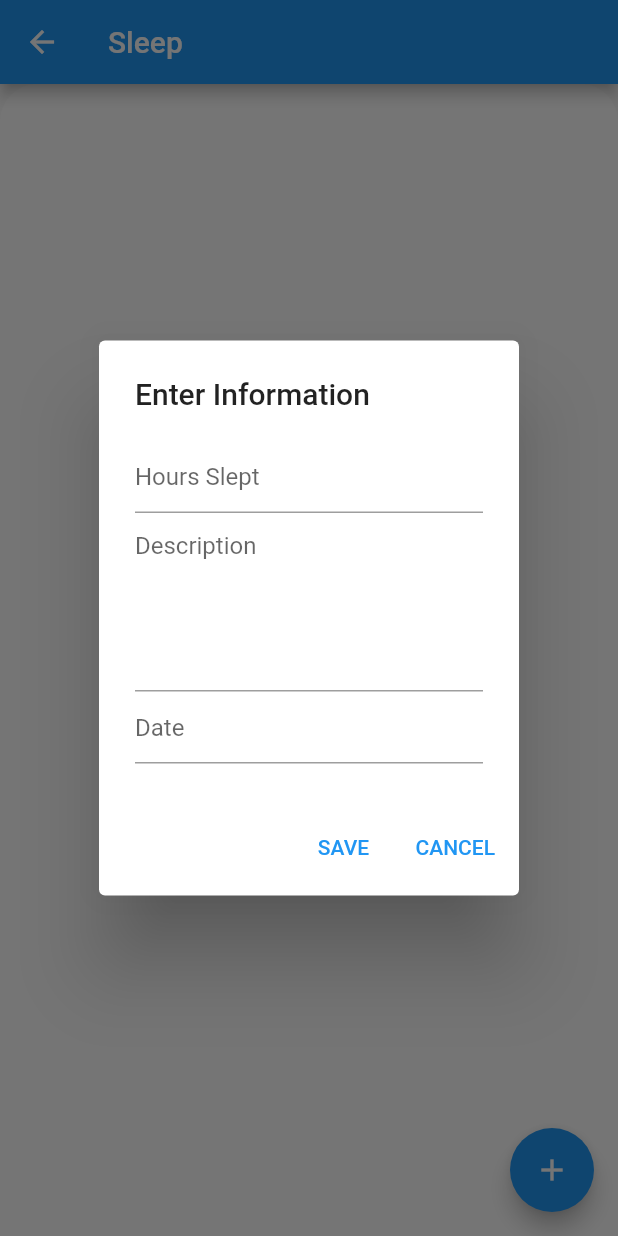
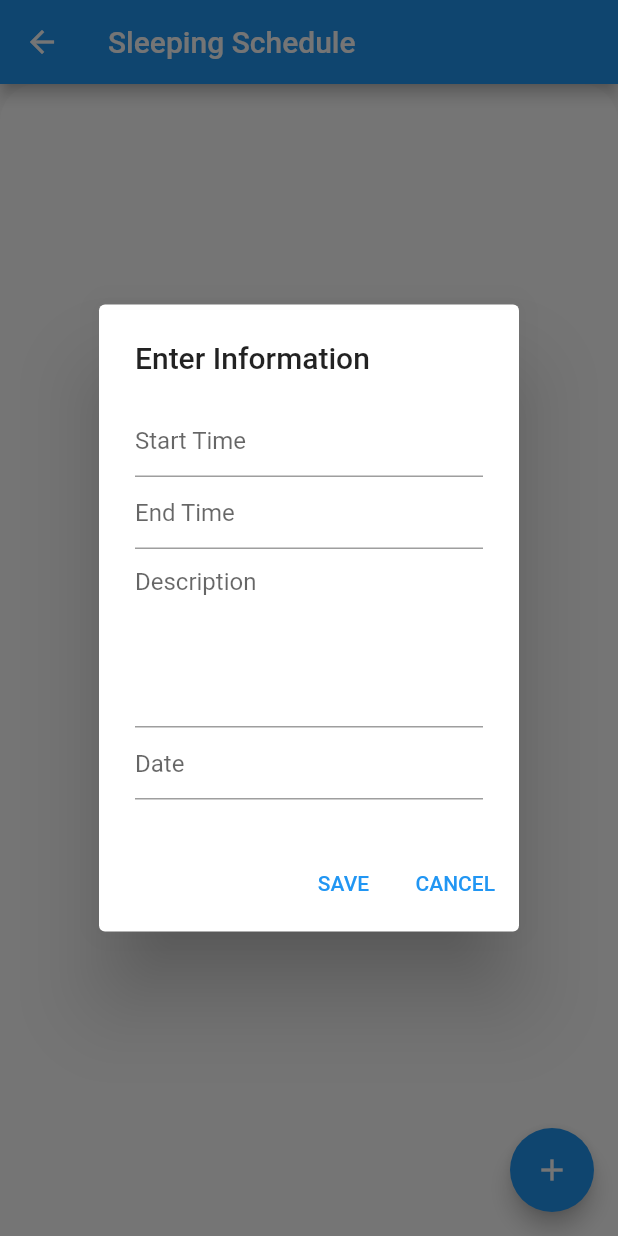
Before and after one commit to kwu6gsu/csc4360-group-project, a Flutter app: the SleepScreen screen opened directly, after a tap on the "add" icon, on a phone screen of 412 x 824 dp. Run offline on Flutter 3.47's test engine with Material 2 defaults, Android fonts, the light colour scheme and no system bars; our stand-ins replace cloud_firestore, firebase_auth, firebase_core, flutter_rating_bar, flutter_signin_button; accounts and stored records are empty.

```diff
--- a/lib/sleep.dart
+++ b/lib/sleep.dart
@@ -8,20 +8,23 @@ class SleepScreen extends StatefulWidget {
 }
 
 class _SleepScreenState extends State<SleepScreen> {
-  late String hoursText;
+  late String startText;
+  late String endText;
   late String descText;
-  TextEditingController _hoursController = TextEditingController();
+  TextEditingController _startController = TextEditingController();
+  TextEditingController _endController = TextEditingController();
   TextEditingController _descController = TextEditingController();
   TextEditingController _dateController = TextEditingController();
   FirebaseAuth firebaseAuth = FirebaseAuth.instance;
   final CollectionReference sleepCollection = FirebaseFirestore.instance
       .collection('users')
       .doc(FirebaseAuth.instance.currentUser!.uid)
-      .collection('sleep');
+      .collection('sleeping schedule');
 
   Future<void> saveSleep() {
     return sleepCollection.add({
-      'hours': hoursText,
+      'start_time': startText,
+      'end_time': endText,
       'description': descText,
       'date': _dateController.text,
       'submitted': DateTime.now()
@@ -37,14 +40,31 @@ class _SleepScreenState extends State<SleepScreen> {
             title: Text("Enter Information"),
             content: Column(
               children: [
-                TextField(
-                  decoration: InputDecoration(hintText: "Hours Slept"),
-                  onChanged: (value) {
-                    setState(() {
-                      hoursText = value;
-                    });
+                TextFormField(
+                  controller: _startController,
+                  decoration: InputDecoration(
+                    hintText: "Start Time",
+                  ),
+                  onTap: () async {
+                    FocusScope.of(context).requestFocus(new FocusNode());
+                    TimeOfDay start_time = (await showTimePicker(
+                        context: context, initialTime: TimeOfDay.now()))!;
+                    _startController.text = start_time.format(context);
+                    startText = _startController.text;
                   },
-                  controller: _hoursController,
+                ),
+                TextFormField(
+                  controller: _endController,
+                  decoration: InputDecoration(
+                    hintText: "End Time",
+                  ),
+                  onTap: () async {
+                    FocusScope.of(context).requestFocus(new FocusNode());
+                    TimeOfDay end_time = (await showTimePicker(
+                        context: context, initialTime: TimeOfDay.now()))!;
+                    _endController.text = end_time.format(context);
+                    endText = _endController.text;
+                  },
                 ),
                 TextField(
                   decoration: InputDecoration(hintText: "Description"),
@@ -83,7 +103,8 @@ class _SleepScreenState extends State<SleepScreen> {
                     Navigator.pop(context);
                   });
                   saveSleep();
-                  _hoursController.clear();
+                  _startController.clear();
+                  _endController.clear();
                   _descController.clear();
                   _dateController.clear();
                 },
@@ -93,7 +114,8 @@ class _SleepScreenState extends State<SleepScreen> {
                 onPressed: () {
                   setState(() {
                     Navigator.pop(context);
-                    _hoursController.clear();
+                    _startController.clear();
+                    _endController.clear();
                     _descController.clear();
                     _dateController.clear();
                   });
@@ -104,8 +126,8 @@ class _SleepScreenState extends State<SleepScreen> {
         });
   }
 
-  Future<void> _displaySleepDialog(
-      BuildContext context, String date, String hours, String desc) async {
+  Future<void> _displaySleepDialog(BuildContext context, String date,
+      String start_time, String end_time, String desc) async {
     return showDialog(
         context: context,
         builder: (context) {
@@ -114,7 +136,9 @@ class _SleepScreenState extends State<SleepScreen> {
             title: Text(date),
             content: Column(
               children: [
-                Align(alignment: Alignment.centerLeft, child: Text(hours)),
+                Align(
+                    alignment: Alignment.centerLeft,
+                    child: Text(start_time + " to " + end_time)),
                 Padding(
                     padding: EdgeInsets.only(top: 20),
                     child: Align(
@@ -175,7 +199,7 @@ class _SleepScreenState extends State<SleepScreen> {
   Widget build(BuildContext context) {
     return Scaffold(
       appBar: AppBar(
-        title: Text("Sleep"),
+        title: Text("Sleeping Schedule"),
       ),
       body: Column(
         children: [
@@ -191,7 +215,7 @@ class _SleepScreenState extends State<SleepScreen> {
               stream: FirebaseFirestore.instance
                   .collection('users')
                   .doc(firebaseAuth.currentUser!.uid)
-                  .collection('sleep')
+                  .collection('sleeping schedule')
                   .orderBy('date')
                   .snapshots(),
               builder: (context, AsyncSnapshot<QuerySnapshot> snapshot) {
@@ -203,11 +227,16 @@ class _SleepScreenState extends State<SleepScreen> {
                         return Card(
                             child: ListTile(
                           title: Text(snapshot.requireData.docs[index]['date']),
+                          subtitle: Text(snapshot.requireData.docs[index]
+                                  ['start_time'] +
+                              " to " +
+                              snapshot.requireData.docs[index]['end_time']),
                           onTap: () {
                             _displaySleepDialog(
                                 context,
                                 snapshot.requireData.docs[index]['date'],
-                                snapshot.requireData.docs[index]['hours'],
+                                snapshot.requireData.docs[index]['start_time'],
+                                snapshot.requireData.docs[index]['end_time'],
                                 snapshot.requireData.docs[index]
                                     ['description']);
                           },
```
